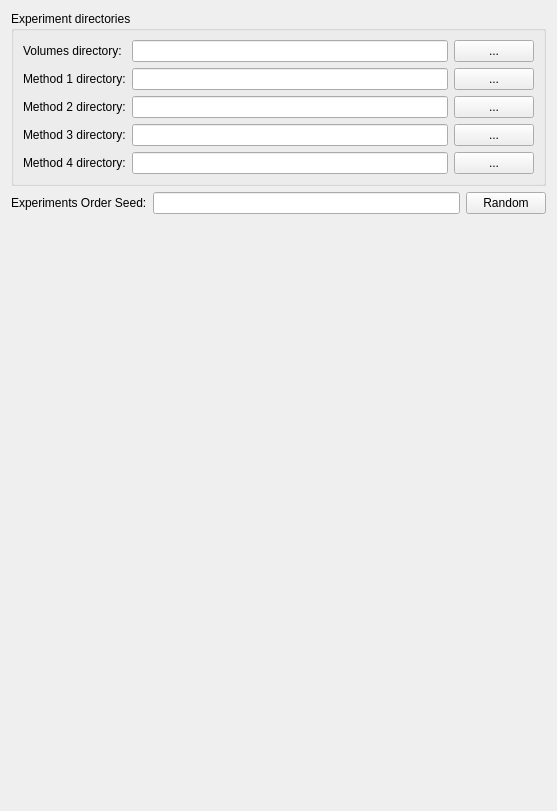
Qt form SlicerLiverSegments/Resources/UI/SlicerLiverSegments.ui (ALive-research/SlicerLiverSegmentsCompare) before a commit.
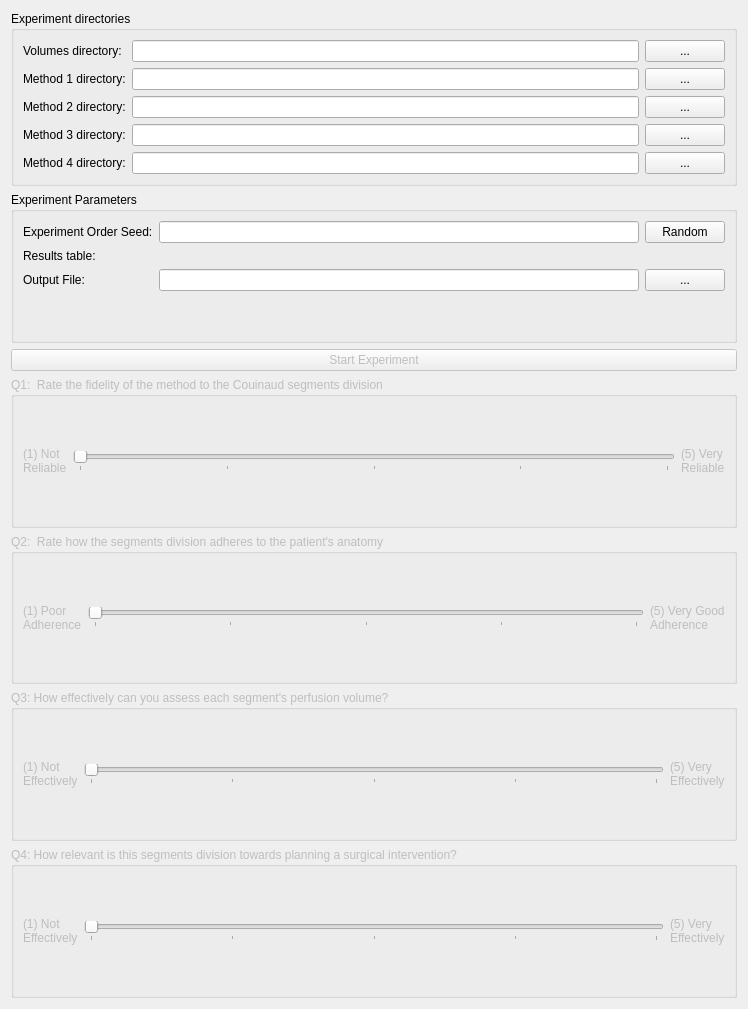
The same form after that commit. Custom widgets are drawn as their Qt base class.

Commit message: [WIP] Add widgets and constraints before starting experiment

```diff
--- a/SlicerLiverSegments/Resources/UI/SlicerLiverSegments.ui
+++ b/SlicerLiverSegments/Resources/UI/SlicerLiverSegments.ui
@@ -6,8 +6,8 @@
    <rect>
     <x>0</x>
     <y>0</y>
-    <width>557</width>
-    <height>811</height>
+    <width>748</width>
+    <height>1009</height>
    </rect>
   </property>
   <layout class="QVBoxLayout" name="verticalLayout">
@@ -158,50 +158,307 @@
     </widget>
    </item>
    <item>
-    <layout class="QFormLayout" name="formLayout_2">
-     <item row="0" column="0">
-      <widget class="QLabel" name="orderSeedLabel">
-       <property name="text">
-        <string>Experiments Order Seed:</string>
-       </property>
-      </widget>
-     </item>
-     <item row="0" column="1">
-      <layout class="QHBoxLayout" name="horizontalLayout_6">
-       <item>
-        <widget class="QLineEdit" name="orderSeedLineEdit">
-         <property name="SlicerParameterName" stdset="0">
-          <string>orderSeed</string>
-         </property>
-        </widget>
-       </item>
-       <item>
-        <widget class="QPushButton" name="orderSeedPushButton">
-         <property name="text">
-          <string>Random</string>
-         </property>
-        </widget>
-       </item>
-      </layout>
-     </item>
-    </layout>
+    <widget class="QGroupBox" name="groupBox">
+     <property name="title">
+      <string>Experiment Parameters</string>
+     </property>
+     <layout class="QFormLayout" name="formLayout_2">
+      <item row="0" column="0">
+       <widget class="QLabel" name="orderSeedLabel">
+        <property name="text">
+         <string>Experiment Order Seed:</string>
+        </property>
+       </widget>
+      </item>
+      <item row="0" column="1">
+       <layout class="QHBoxLayout" name="horizontalLayout_6">
+        <item>
+         <widget class="QLineEdit" name="orderSeedLineEdit">
+          <property name="SlicerParameterName" stdset="0">
+           <string>orderSeed</string>
+          </property>
+         </widget>
+        </item>
+        <item>
+         <widget class="QPushButton" name="orderSeedPushButton">
+          <property name="text">
+           <string>Random</string>
+          </property>
+         </widget>
+        </item>
+       </layout>
+      </item>
+      <item row="1" column="0">
+       <widget class="QLabel" name="label_6">
+        <property name="text">
+         <string>Results table:</string>
+        </property>
+       </widget>
+      </item>
+      <item row="1" column="1">
+       <widget class="qMRMLNodeComboBox" name="resultsTableNodeComboBox">
+        <property name="enabled">
+         <bool>true</bool>
+        </property>
+        <property name="nodeTypes">
+         <stringlist notr="true">
+          <string>vtkMRMLTableNode</string>
+         </stringlist>
+        </property>
+        <property name="hideChildNodeTypes">
+         <stringlist notr="true"/>
+        </property>
+        <property name="noneEnabled">
+         <bool>false</bool>
+        </property>
+        <property name="addEnabled">
+         <bool>true</bool>
+        </property>
+        <property name="renameEnabled">
+         <bool>true</bool>
+        </property>
+        <property name="interactionNodeSingletonTag">
+         <string notr="true"/>
+        </property>
+        <property name="SlicerParameterName" stdset="0">
+         <string>resultsTableNode</string>
+        </property>
+       </widget>
+      </item>
+      <item row="2" column="0">
+       <widget class="QLabel" name="outputFileLabel">
+        <property name="text">
+         <string>Output File:</string>
+        </property>
+       </widget>
+      </item>
+      <item row="2" column="1">
+       <layout class="QHBoxLayout" name="horizontalLayout_11">
+        <item>
+         <widget class="QLineEdit" name="outputFileLineEdit">
+          <property name="SlicerParameterName" stdset="0">
+           <string>outputFileName</string>
+          </property>
+         </widget>
+        </item>
+        <item>
+         <widget class="QPushButton" name="outputFilePushButton">
+          <property name="text">
+           <string>...</string>
+          </property>
+         </widget>
+        </item>
+       </layout>
+      </item>
+     </layout>
+    </widget>
    </item>
    <item>
-    <spacer name="verticalSpacer">
-     <property name="orientation">
-      <enum>Qt::Vertical</enum>
+    <widget class="QPushButton" name="startExperimentPushButton">
+     <property name="enabled">
+      <bool>false</bool>
      </property>
-     <property name="sizeHint" stdset="0">
-      <size>
-       <width>20</width>
-       <height>532</height>
-      </size>
+     <property name="text">
+      <string>Start Experiment</string>
      </property>
-    </spacer>
+    </widget>
+   </item>
+   <item>
+    <widget class="ctkCollapsibleGroupBox" name="Q1GroupBox">
+     <property name="enabled">
+      <bool>false</bool>
+     </property>
+     <property name="title">
+      <string>Q1:  Rate the fidelity of the method to the Couinaud segments division</string>
+     </property>
+     <layout class="QHBoxLayout" name="horizontalLayout_7">
+      <item>
+       <widget class="QLabel" name="q1MinLabel">
+        <property name="text">
+         <string>(1) Not
+Reliable</string>
+        </property>
+       </widget>
+      </item>
+      <item>
+       <widget class="QSlider" name="q1Slider">
+        <property name="minimum">
+         <number>1</number>
+        </property>
+        <property name="maximum">
+         <number>5</number>
+        </property>
+        <property name="orientation">
+         <enum>Qt::Horizontal</enum>
+        </property>
+        <property name="tickPosition">
+         <enum>QSlider::TicksBelow</enum>
+        </property>
+        <property name="tickInterval">
+         <number>1</number>
+        </property>
+       </widget>
+      </item>
+      <item>
+       <widget class="QLabel" name="q1MaxLabel">
+        <property name="text">
+         <string>(5) Very
+Reliable</string>
+        </property>
+       </widget>
+      </item>
+     </layout>
+    </widget>
+   </item>
+   <item>
+    <widget class="ctkCollapsibleGroupBox" name="Q2GroupBox">
+     <property name="enabled">
+      <bool>false</bool>
+     </property>
+     <property name="title">
+      <string>Q2:  Rate how the segments division adheres to the patient's anatomy</string>
+     </property>
+     <layout class="QHBoxLayout" name="horizontalLayout_8">
+      <item>
+       <widget class="QLabel" name="q2MinLabel">
+        <property name="text">
+         <string>(1) Poor
+Adherence</string>
+        </property>
+       </widget>
+      </item>
+      <item>
+       <widget class="QSlider" name="q2Slider">
+        <property name="minimum">
+         <number>1</number>
+        </property>
+        <property name="maximum">
+         <number>5</number>
+        </property>
+        <property name="orientation">
+         <enum>Qt::Horizontal</enum>
+        </property>
+        <property name="tickPosition">
+         <enum>QSlider::TicksBelow</enum>
+        </property>
+        <property name="tickInterval">
+         <number>1</number>
+        </property>
+       </widget>
+      </item>
+      <item>
+       <widget class="QLabel" name="q2MaxLabel">
+        <property name="text">
+         <string>(5) Very Good
+Adherence</string>
+        </property>
+       </widget>
+      </item>
+     </layout>
+    </widget>
+   </item>
+   <item>
+    <widget class="ctkCollapsibleGroupBox" name="Q4GroupBox">
+     <property name="enabled">
+      <bool>false</bool>
+     </property>
+     <property name="title">
+      <string>Q3: How effectively can you assess each segment's perfusion volume?</string>
+     </property>
+     <layout class="QHBoxLayout" name="horizontalLayout_9">
+      <item>
+       <widget class="QLabel" name="q4MinLabel">
+        <property name="text">
+         <string>(1) Not
+Effectively</string>
+        </property>
+       </widget>
+      </item>
+      <item>
+       <widget class="QSlider" name="q4Slider">
+        <property name="minimum">
+         <number>1</number>
+        </property>
+        <property name="maximum">
+         <number>5</number>
+        </property>
+        <property name="orientation">
+         <enum>Qt::Horizontal</enum>
+        </property>
+        <property name="tickPosition">
+         <enum>QSlider::TicksBelow</enum>
+        </property>
+        <property name="tickInterval">
+         <number>1</number>
+        </property>
+       </widget>
+      </item>
+      <item>
+       <widget class="QLabel" name="q4MaxLabel">
+        <property name="text">
+         <string>(5) Very
+Effectively</string>
+        </property>
+       </widget>
+      </item>
+     </layout>
+    </widget>
+   </item>
+   <item>
+    <widget class="ctkCollapsibleGroupBox" name="Q3GroupBox">
+     <property name="enabled">
+      <bool>false</bool>
+     </property>
+     <property name="title">
+      <string>Q4: How relevant is this segments division towards planning a surgical intervention?</string>
+     </property>
+     <layout class="QHBoxLayout" name="horizontalLayout_10">
+      <item>
+       <widget class="QLabel" name="q3MinLabel">
+        <property name="text">
+         <string>(1) Not
+Effectively</string>
+        </property>
+       </widget>
+      </item>
+      <item>
+       <widget class="QSlider" name="q3Slider">
+        <property name="minimum">
+         <number>1</number>
+        </property>
+        <property name="maximum">
+         <number>5</number>
+        </property>
+        <property name="orientation">
+         <enum>Qt::Horizontal</enum>
+        </property>
+        <property name="tickPosition">
+         <enum>QSlider::TicksBelow</enum>
+        </property>
+        <property name="tickInterval">
+         <number>1</number>
+        </property>
+       </widget>
+      </item>
+      <item>
+       <widget class="QLabel" name="q3MaxLabel">
+        <property name="text">
+         <string>(5) Very
+Effectively</string>
+        </property>
+       </widget>
+      </item>
+     </layout>
+    </widget>
    </item>
   </layout>
  </widget>
  <customwidgets>
+  <customwidget>
+   <class>qMRMLNodeComboBox</class>
+   <extends>QWidget</extends>
+   <header>qMRMLNodeComboBox.h</header>
+  </customwidget>
   <customwidget>
    <class>qMRMLWidget</class>
    <extends>QWidget</extends>
```
Left out of the diff: 31 changed lines with no effect on the pictures. The commit also changes 1 other file.
